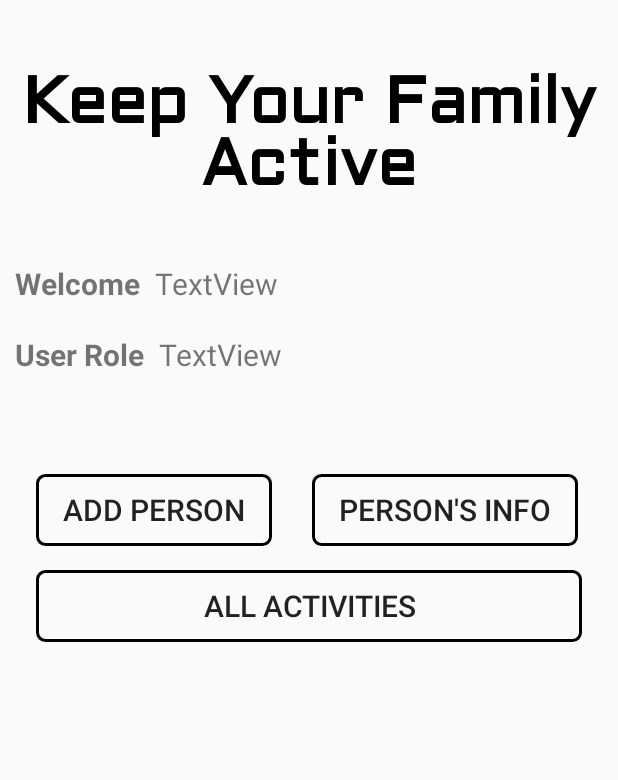
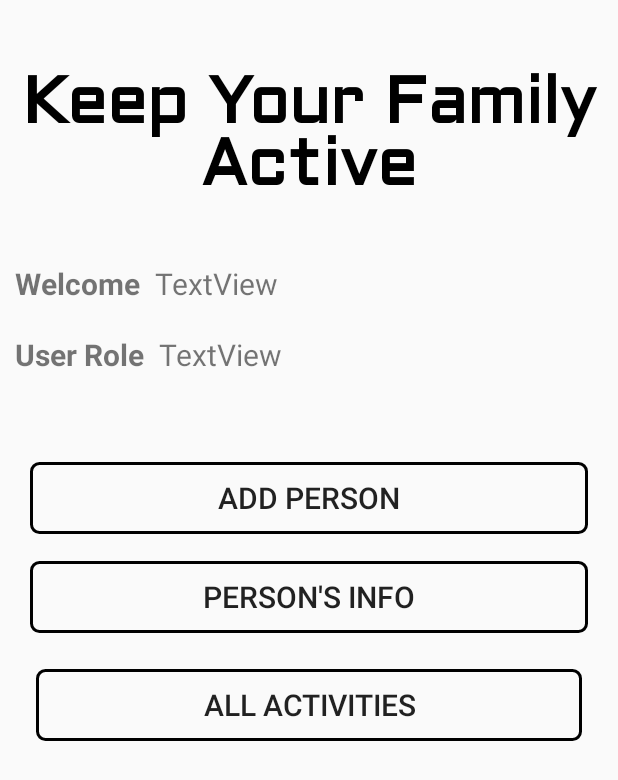
Before and after one commit to tayyabmaqsood/Easy-Scheduler-Application, an Android app: the ParentsActivity screen opened directly, with no data from a screen before it, on a phone screen of 412 x 824 dp. Shown: the top 780 px of the screen. Run offline under Robolectric (Android 15) with nearby library versions, the phone set to English and light mode, and no system bars; our stand-ins replace Firebase (no records; nobody signed in at launch, a user with empty details on screens opened directly); 5 statements that could not run were skipped.

Commit message:
final commit

```diff
--- a/app/src/main/res/layout/activity_parents.xml
+++ b/app/src/main/res/layout/activity_parents.xml
@@ -80,12 +80,26 @@
     </LinearLayout>
 
 
+    <LinearLayout
+        android:id="@+id/linearLayout3"
+        android:layout_width="0dp"
+        android:layout_height="wrap_content"
+        android:layout_marginStart="20dp"
+        android:layout_marginTop="24dp"
+        android:layout_marginEnd="20dp"
+        android:orientation="vertical"
+        android:paddingBottom="10dp"
+        app:layout_constraintEnd_toEndOf="parent"
+        app:layout_constraintStart_toStartOf="parent"
+        app:layout_constraintTop_toBottomOf="@+id/linearLayout">
+
         <Button
             android:id="@+id/createNewChild"
-        android:layout_width="wrap_content"
+            android:layout_width="match_parent"
             android:layout_height="wrap_content"
-        android:layout_marginStart="24dp"
-        android:layout_marginTop="56dp"
+
+            android:layout_marginTop="24dp"
+            android:layout_marginBottom="18dp"
             android:background="@drawable/input_bg"
             android:onClick="addNewChild"
             android:paddingLeft="18dp"
@@ -93,42 +107,35 @@
             android:paddingRight="18dp"
             android:paddingBottom="10dp"
             android:text="Add Person"
-        android:textSize="20sp"
-        app:layout_constraintStart_toStartOf="parent"
-        app:layout_constraintTop_toBottomOf="@+id/linearLayout" />
+            android:textSize="20sp" />
 
         <Button
             android:id="@+id/editExistingChild"
-        android:layout_width="wrap_content"
+            android:layout_width="match_parent"
             android:layout_height="wrap_content"
-        android:layout_marginStart="24dp"
-        android:layout_marginTop="56dp"
-        android:layout_marginEnd="24dp"
             android:background="@drawable/input_bg"
             android:onClick="showPersonInfo"
-
             android:paddingLeft="18dp"
             android:paddingTop="10dp"
             android:paddingRight="18dp"
             android:paddingBottom="10dp"
             android:text="Person's Info"
-        android:textSize="20sp"
-        app:layout_constraintEnd_toEndOf="parent"
-        app:layout_constraintStart_toEndOf="@+id/createNewChild"
-        app:layout_constraintTop_toBottomOf="@+id/linearLayout" />
+            android:textSize="20sp" />
+    </LinearLayout>
 
     <Button
         android:id="@+id/button3"
         android:layout_width="0dp"
         android:layout_height="wrap_content"
         android:layout_marginStart="24dp"
-        android:layout_marginTop="16dp"
+        android:layout_marginTop="14dp"
         android:layout_marginEnd="24dp"
         android:background="@drawable/input_bg"
         android:onClick="showAllChildActivities"
         android:text="All Activities"
         android:textSize="20sp"
         app:layout_constraintEnd_toEndOf="parent"
+        app:layout_constraintHorizontal_bias="0.0"
         app:layout_constraintStart_toStartOf="parent"
-        app:layout_constraintTop_toBottomOf="@+id/createNewChild" />
+        app:layout_constraintTop_toBottomOf="@+id/linearLayout3" />
 </androidx.constraintlayout.widget.ConstraintLayout>
```
Also changed, not shown: app/src/main/java/com/example/parentalcontrolapplication/AllChildNameAdapter.java (added, +67 -0 lines), app/src/main/java/com/example/parentalcontrolapplication/Child.java (+12 -0 lines), app/src/main/java/com/example/parentalcontrolapplication/ParentsActivity.java (+53 -0 lines), app/src/main/res/layout/showpersoninfo_layout.xml (+6 -27 lines). Lines whose indentation alone changed are shown as unchanged.
